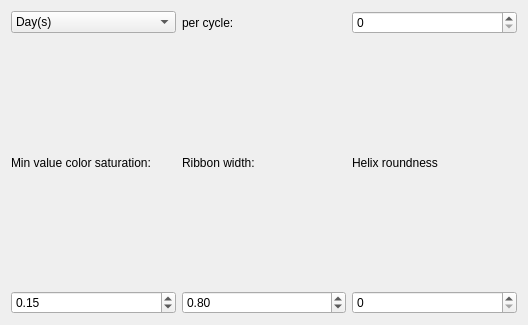
Before: the Qt Designer form visualizations/ui_helixwidget.ui in mbernasocchi/multiview, drawn with Qt 5.
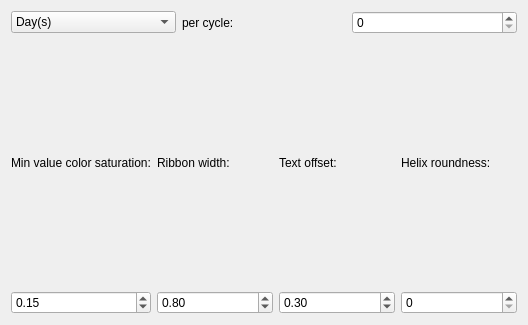
After: the same form once the commit is applied.

Commit message: added time axis

Diff of the .ui file:
```diff
--- a/visualizations/ui_helixwidget.ui
+++ b/visualizations/ui_helixwidget.ui
@@ -103,14 +103,14 @@
        </property>
       </widget>
      </item>
-     <item row="0" column="2">
+     <item row="0" column="3">
       <widget class="QLabel" name="label_5">
        <property name="text">
-        <string>Helix roundness</string>
+        <string>Helix roundness:</string>
        </property>
       </widget>
      </item>
-     <item row="1" column="2">
+     <item row="1" column="3">
       <widget class="QSpinBox" name="precision">
        <property name="accelerated">
         <bool>true</bool>
@@ -120,6 +120,29 @@
        </property>
       </widget>
      </item>
+     <item row="1" column="2">
+      <widget class="QDoubleSpinBox" name="textOffset">
+       <property name="accelerated">
+        <bool>true</bool>
+       </property>
+       <property name="maximum">
+        <double>10.000000000000000</double>
+       </property>
+       <property name="singleStep">
+        <double>0.010000000000000</double>
+       </property>
+       <property name="value">
+        <double>0.300000000000000</double>
+       </property>
+      </widget>
+     </item>
+     <item row="0" column="2">
+      <widget class="QLabel" name="label_4">
+       <property name="text">
+        <string>Text offset:</string>
+       </property>
+      </widget>
+     </item>
     </layout>
    </item>
   </layout>
```
Left out of the diff: 8 changed lines with no effect on the pictures. The commit also changes 2 other files.
